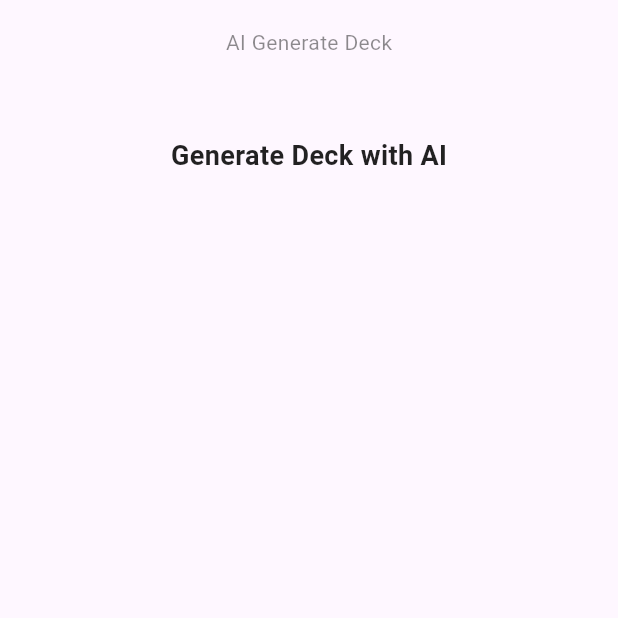
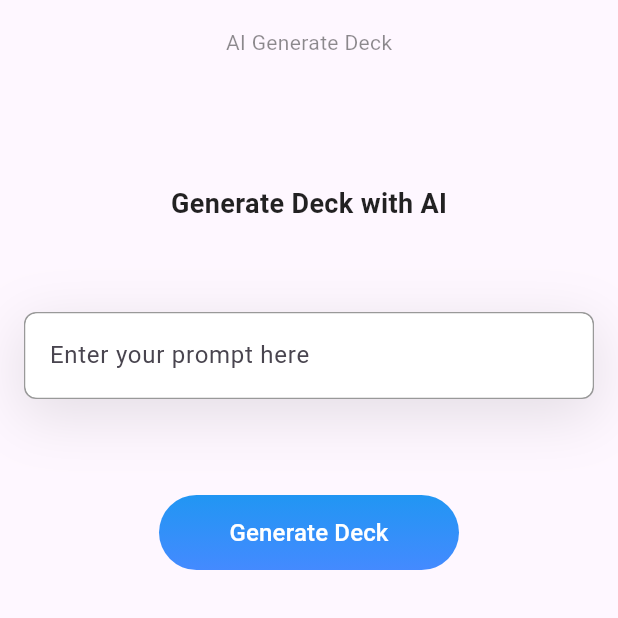
Before and after one commit to synergyboat/flashcard-ai-app-cross-platform, a Flutter app: the AIGenerateDeckScreen screen opened by its route, on a phone screen of 412 x 824 dp, the top half of it. Run offline on Flutter 3.47's test engine with Material 3 defaults, Android fonts, the phone set to English and light mode, and no system bars; our stand-ins replace floor, flutter_dotenv, flutter_svg, get_it, go_router, logger; missing offline and left inert: dart_openai; accounts and stored records are empty.

Commit message:
Adds AI deck generation feature.
Implements the AI deck generation screen and integrates it with the AI generation use case.
Creates data access objects (DAOs) and database entities for decks and flashcards using Floor.
Updates the AI system prompt and formats the AI response.
Introduces a gradient button component for UI enhancements.

```diff
--- a/flutter/lib/core/consts.dart
+++ b/flutter/lib/core/consts.dart
@@ -1 +1 @@
-final String DEFAULT_AI_SYSTEM_PROMPT = "You are an AI assistant designed to help users create educational flashcards. Your task is to generate flashcards based on the provided prompts. Each flashcard should have a question and an answer that are clear, concise, and educational. Ensure that the content is appropriate for a wide audience and adheres to educational standards. The response must be in the following json format: {\"title\": \"Deck Title\", \"description\":\"Deck description\", \"flashcards\": [{\"question\": \"Question 1\", \"answer\": \"Answer 1\"}, {\"question\": \"Question 2\", \"answer\": \"Answer 2\"}]}";
+final String DEFAULT_AI_SYSTEM_PROMPT = "You are an AI assistant designed to help users create educational flashcards. Your task is to generate flashcards based on the provided prompts. Each flashcard should have a question and an answer that are clear, concise, and educational. Ensure that the content is appropriate for a wide audience and adheres to educational standards. The response must be in the following parseable json format and nothing else, strictly: {\"title\": \"Deck Title\", \"description\":\"Deck description\", \"flashcards\": [{\"question\": \"Question 1\", \"answer\": \"Answer 1\"}, {\"question\": \"Question 2\", \"answer\": \"Answer 2\"}]}";
--- a/flutter/lib/data/dao/deck_dao.dart
+++ b/flutter/lib/data/dao/deck_dao.dart
@@ -1,16 +1,19 @@
+import 'package:flashcard/data/entities/deck_db_entity.dart';
 import 'package:floor/floor.dart';
 
-@Entity(tableName: 'deck')
-class DeckDao {
-  @PrimaryKey(autoGenerate: true)
-  final int? id;
+abstract class DeckDao {
+  @Query('SELECT * FROM deck where id = :deckId')
+  Future<DeckDbEntity?> getDeckById(String deckId);
 
-  final String name;
-  final String description;
+  @insert
+  Future<void> createDEck(DeckDbEntity deck);
 
-  DeckDao({
-    this.id,
-    required this.name,
-    required this.description,
-  });
+  @Query('SELECT * FROM deck')
+  Future<List<DeckDbEntity>> getAllDecks();
+
+  @update
+  Future<void> updateDeck(DeckDbEntity deck);
+
+  @Query('DELETE FROM deck WHERE id = :deckId')
+  Future<void> deleteDeck(String deckId);
 }
--- a/flutter/lib/data/dao/flashcard_dao.dart
+++ b/flutter/lib/data/dao/flashcard_dao.dart
@@ -1,29 +1,11 @@
+import 'package:flashcard/data/entities/flashcard_db_entity.dart';
 import 'package:floor/floor.dart';
-import 'deck_dao.dart';
 
-@Entity(
-  tableName: 'flashcard',
-  foreignKeys: [
-    ForeignKey(
-      childColumns: ['deckId'],
-      parentColumns: ['id'],
-      entity: DeckDao,
-      onDelete: ForeignKeyAction.cascade,
-    )
-  ],
-)
-class Flashcard {
-  @PrimaryKey(autoGenerate: true)
-  final int? id;
+@dao
+abstract class FlashcardDao {
+  @insert
+  Future<void> createFlashcard(String question, String answer);
 
-  final int deckId;
-  final String question;
-  final String answer;
-
-  Flashcard({
-    this.id,
-    required this.deckId,
-    required this.question,
-    required this.answer,
-  });
+  @Query('SELECT * FROM flashcard WHERE deckId = :deckId')
+  Future<List<FlashcardDbEntity>> getAllFlashcardsFromDeckId(String deckId);
 }
--- a/flutter/lib/domain/use_case/ai/generate_deck_with_ai_use_case.dart
+++ b/flutter/lib/domain/use_case/ai/generate_deck_with_ai_use_case.dart
@@ -1,13 +1,9 @@
 import 'dart:convert';
-
-import 'package:flashcard/domain/entities/flashcard.dart';
 import 'package:flashcard/domain/repository/ai/ai_generator_repository.dart';
-
 import '../../entities/deck.dart';
 
 class GenerateDeckWithAIUseCase {
   final AIGeneratorRepository _aiRepository;
-
   GenerateDeckWithAIUseCase(
     this._aiRepository
   );
@@ -27,6 +23,7 @@ class GenerateDeckWithAIUseCase {
     }
     // Assuming the generated flashcards are in a format that can be parsed into a Deck
     Deck deck = Deck.fromJson(json.decode(response));
+    print("Generated deck: ${deck.toString()}");
     return deck;
   }
 }
--- /dev/null
+++ b/flutter/lib/presentation/components/buttons/gradient_button.dart
@@ -0,0 +1,39 @@
+import 'package:flutter/material.dart';
+
+class GradientButton extends StatelessWidget {
+  final String text;
+  final VoidCallback onPressed;
+  final double width;
+  final double height;
+
+  const GradientButton({
+    super.key,
+    required this.text,
+    required this.onPressed,
+    this.width = 200.0,
+    this.height = 50.0,
+  });
+
+  @override
+  Widget build(BuildContext context) {
+    return Container(
+      width: width,
+      height: height,
+      decoration: BoxDecoration(
+        gradient: LinearGradient(
+          begin: Alignment.topCenter,
+          end: Alignment.bottomCenter,
+          colors: [Colors.blue, Colors.blueAccent],
+        ),
+        borderRadius: BorderRadius.circular(30.0),
+      ),
+      child: TextButton(
+        onPressed: onPressed,
+        child: Text(
+          text,
+          style: TextStyle(color: Colors.white, fontSize: 16.0),
+        ),
+      ),
+    );
+  }
+}
--- a/flutter/lib/presentation/screens/deck/ai_generate_deck_screen.dart
+++ b/flutter/lib/presentation/screens/deck/ai_generate_deck_screen.dart
@@ -1,4 +1,6 @@
+import 'package:flashcard/domain/use_case/ai/generate_deck_with_ai_use_case.dart';
 import 'package:flashcard/presentation/components/bars/flashcard_app_bar.dart';
+import 'package:flashcard/presentation/components/buttons/gradient_button.dart';
 import 'package:flutter/material.dart';
 import 'package:logger/logger.dart';
 
@@ -15,6 +17,7 @@ class AIGenerateDeckScreen extends StatefulWidget {
 class _AIGenerateDeckScreenState extends State<AIGenerateDeckScreen> {
   final Logger _logger = getIt<Logger>();
   String _promptText = "";
+  final GenerateDeckWithAIUseCase _generateDeckWithAIUseCase = getIt<GenerateDeckWithAIUseCase>();
 
   @override
   Widget build(BuildContext context) {
@@ -27,13 +30,61 @@ class _AIGenerateDeckScreenState extends State<AIGenerateDeckScreen> {
                 padding: EdgeInsets.symmetric(vertical: 8.0, horizontal: 16.0),
                 child: Column(
                 children: [
-                  const SizedBox(height: 32.0),
+                  const SizedBox(height: 64.0),
                   Center(
                     child: Text("Generate Deck with AI",
                       textAlign: TextAlign.left,
                       style: TextStyle(fontSize: 18, color: Colors.black87, fontWeight: FontWeight.w600, height: 0.9,),
                     ),
                   ),
+                  Padding(
+                    padding: const EdgeInsets.symmetric(vertical: 32.0),
+                    child: Center(
+                      child: Column(
+                        children: [
+                          const SizedBox(height: 32.0),
+                          Container(
+                            decoration: BoxDecoration(
+                              color: Colors.white,
+                              borderRadius: BorderRadius.circular(8.0),
+                              border: Border.all(width: 1.0, color: Colors.black.withValues(alpha: 0.4)),
+                              boxShadow: [
+                                BoxShadow(
+                                  color: Colors.black.withValues(alpha: 0.1),
+                                  spreadRadius: 2,
+                                  blurRadius: 32,
+                                  offset: Offset(0, 10), // changes position of shadow
+                                ),
+                              ],
+                            ),
+                            child: TextField(
+                              onChanged: (value) {
+                                setState(() {
+                                  _promptText = value;
+                                });
+                              },
+                              maxLines: 1,
+                              decoration: InputDecoration(
+                                hintText: "Enter your prompt here",
+                                border: OutlineInputBorder(
+                                  borderRadius: BorderRadius.circular(8.0),
+                                  borderSide: BorderSide.none,
+                                ),
+                                filled: true,
+                                fillColor: Colors.white,
+                              ),
+                            ),
+                          ),
+                          const SizedBox(height: 64.0),
+                          GradientButton(text: "Generate Deck", onPressed: (){
+                            _generateDeckWithAIUseCase(
+                              prompt: _promptText
+                            );
+                          })
+                        ],
+                      ),
+                    ),
+                  )
               ],
             )
             )
```
Also changed, not shown: flutter/lib/data/entities/deck_db_entity.dart (added, +24 -0 lines), flutter/lib/data/entities/flashcard_db_entity.dart (added, +29 -0 lines).
